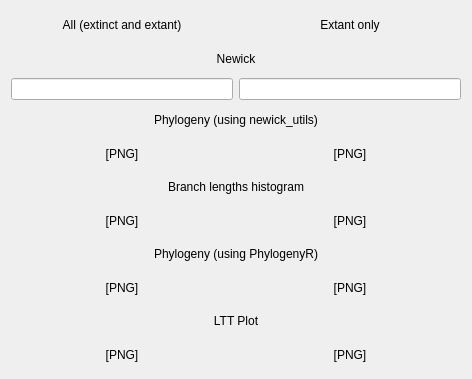
Old version of the form Classes/CppQtNewickDisplay/qtnewickdisplay.ui in the repository richelbilderbeek/ProjectRichelBilderbeek.
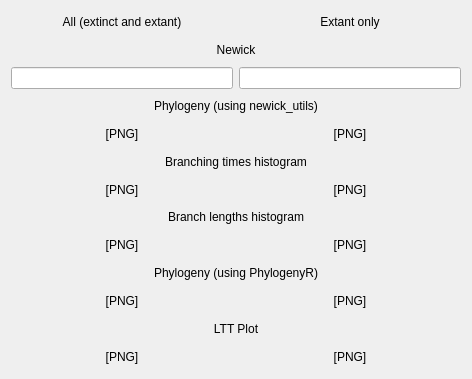
New version of the form.

```diff
--- a/Classes/CppQtNewickDisplay/qtnewickdisplay.ui
+++ b/Classes/CppQtNewickDisplay/qtnewickdisplay.ui
@@ -14,63 +14,6 @@
    <string>Form</string>
   </property>
   <layout class="QGridLayout" name="gridLayout">
-   <item row="4" column="0">
-    <widget class="QLabel" name="image_phylogeny_newickutils_all">
-     <property name="text">
-      <string>[PNG]</string>
-     </property>
-     <property name="alignment">
-      <set>Qt::AlignCenter</set>
-     </property>
-    </widget>
-   </item>
-   <item row="12" column="0">
-    <widget class="QLabel" name="image_lttPlot_all">
-     <property name="text">
-      <string>[PNG]</string>
-     </property>
-     <property name="alignment">
-      <set>Qt::AlignCenter</set>
-     </property>
-    </widget>
-   </item>
-   <item row="12" column="1">
-    <widget class="QLabel" name="image_lttPlot_extant">
-     <property name="text">
-      <string>[PNG]</string>
-     </property>
-     <property name="alignment">
-      <set>Qt::AlignCenter</set>
-     </property>
-    </widget>
-   </item>
-   <item row="11" column="0" colspan="2">
-    <widget class="QLabel" name="label_lttPlot">
-     <property name="text">
-      <string>LTT Plot</string>
-     </property>
-     <property name="alignment">
-      <set>Qt::AlignCenter</set>
-     </property>
-    </widget>
-   </item>
-   <item row="1" column="0" colspan="2">
-    <widget class="QLabel" name="label_newick">
-     <property name="text">
-      <string>Newick</string>
-     </property>
-     <property name="alignment">
-      <set>Qt::AlignCenter</set>
-     </property>
-    </widget>
-   </item>
-   <item row="2" column="1">
-    <widget class="QLineEdit" name="line_newick_extant">
-     <property name="readOnly">
-      <bool>true</bool>
-     </property>
-    </widget>
-   </item>
    <item row="0" column="1">
     <widget class="QLabel" name="label_extant">
      <property name="text">
@@ -81,7 +24,27 @@
      </property>
     </widget>
    </item>
-   <item row="7" column="0" colspan="2">
+   <item row="1" column="0" colspan="2">
+    <widget class="QLabel" name="label_newick">
+     <property name="text">
+      <string>Newick</string>
+     </property>
+     <property name="alignment">
+      <set>Qt::AlignCenter</set>
+     </property>
+    </widget>
+   </item>
+   <item row="5" column="0" colspan="2">
+    <widget class="QLabel" name="label_branching_times">
+     <property name="text">
+      <string>Branching times histogram</string>
+     </property>
+     <property name="alignment">
+      <set>Qt::AlignCenter</set>
+     </property>
+    </widget>
+   </item>
+   <item row="9" column="0" colspan="2">
     <widget class="QLabel" name="label_full_pedigree_as_png">
      <property name="text">
       <string>Phylogeny (using PhylogenyR)</string>
@@ -91,15 +54,8 @@
      </property>
     </widget>
    </item>
-   <item row="2" column="0">
-    <widget class="QLineEdit" name="line_newick">
-     <property name="readOnly">
-      <bool>true</bool>
-     </property>
-    </widget>
-   </item>
-   <item row="4" column="1">
-    <widget class="QLabel" name="image_phylogeny_newickutils_extant">
+   <item row="6" column="1">
+    <widget class="QLabel" name="image_branching_times_extant">
      <property name="text">
       <string>[PNG]</string>
      </property>
@@ -118,6 +74,100 @@
      </property>
     </widget>
    </item>
+   <item row="4" column="1">
+    <widget class="QLabel" name="image_phylogeny_newickutils_extant">
+     <property name="text">
+      <string>[PNG]</string>
+     </property>
+     <property name="alignment">
+      <set>Qt::AlignCenter</set>
+     </property>
+    </widget>
+   </item>
+   <item row="2" column="1">
+    <widget class="QLineEdit" name="line_newick_extant">
+     <property name="readOnly">
+      <bool>true</bool>
+     </property>
+    </widget>
+   </item>
+   <item row="13" column="0" colspan="2">
+    <widget class="QLabel" name="label_lttPlot">
+     <property name="text">
+      <string>LTT Plot</string>
+     </property>
+     <property name="alignment">
+      <set>Qt::AlignCenter</set>
+     </property>
+    </widget>
+   </item>
+   <item row="2" column="0">
+    <widget class="QLineEdit" name="line_newick">
+     <property name="readOnly">
+      <bool>true</bool>
+     </property>
+    </widget>
+   </item>
+   <item row="7" column="0" colspan="2">
+    <widget class="QLabel" name="label_branch_lengths">
+     <property name="text">
+      <string>Branch lengths histogram</string>
+     </property>
+     <property name="alignment">
+      <set>Qt::AlignCenter</set>
+     </property>
+    </widget>
+   </item>
+   <item row="6" column="0">
+    <widget class="QLabel" name="image_branching_times_all">
+     <property name="text">
+      <string>[PNG]</string>
+     </property>
+     <property name="alignment">
+      <set>Qt::AlignCenter</set>
+     </property>
+    </widget>
+   </item>
+   <item row="10" column="1">
+    <widget class="QLabel" name="image_phylogeny_phylogenyr_extant">
+     <property name="text">
+      <string>[PNG]</string>
+     </property>
+     <property name="alignment">
+      <set>Qt::AlignCenter</set>
+     </property>
+    </widget>
+   </item>
+   <item row="4" column="0">
+    <widget class="QLabel" name="image_phylogeny_newickutils_all">
+     <property name="text">
+      <string>[PNG]</string>
+     </property>
+     <property name="alignment">
+      <set>Qt::AlignCenter</set>
+     </property>
+    </widget>
+   </item>
+   <item row="10" column="0">
+    <widget class="QLabel" name="image_phylogeny_phylogenyr_all">
+     <property name="text">
+      <string>[PNG]</string>
+     </property>
+     <property name="alignment">
+      <set>Qt::AlignCenter</set>
+     </property>
+    </widget>
+   </item>
+   <item row="14" column="1">
+    <widget class="QLabel" name="image_lttPlot_extant">
+     <property name="text">
+      <string>[PNG]</string>
+     </property>
+     <property name="alignment">
+      <set>Qt::AlignCenter</set>
+     </property>
+    </widget>
+   </item>
    <item row="0" column="0">
     <widget class="QLabel" name="label_all">
      <property name="text">
@@ -128,27 +178,17 @@
      </property>
     </widget>
    </item>
+   <item row="14" column="0">
+    <widget class="QLabel" name="image_lttPlot_all">
+     <property name="text">
+      <string>[PNG]</string>
+     </property>
+     <property name="alignment">
+      <set>Qt::AlignCenter</set>
+     </property>
+    </widget>
+   </item>
    <item row="8" column="0">
-    <widget class="QLabel" name="image_phylogeny_phylogenyr_all">
-     <property name="text">
-      <string>[PNG]</string>
-     </property>
-     <property name="alignment">
-      <set>Qt::AlignCenter</set>
-     </property>
-    </widget>
-   </item>
-   <item row="8" column="1">
-    <widget class="QLabel" name="image_phylogeny_phylogenyr_extant">
-     <property name="text">
-      <string>[PNG]</string>
-     </property>
-     <property name="alignment">
-      <set>Qt::AlignCenter</set>
-     </property>
-    </widget>
-   </item>
-   <item row="6" column="0">
     <widget class="QLabel" name="image_branch_lengths_all">
      <property name="text">
       <string>[PNG]</string>
@@ -158,7 +198,7 @@
      </property>
     </widget>
    </item>
-   <item row="6" column="1">
+   <item row="8" column="1">
     <widget class="QLabel" name="image_branch_lengths_extant">
      <property name="text">
       <string>[PNG]</string>
@@ -168,16 +208,6 @@
      </property>
     </widget>
    </item>
-   <item row="5" column="0" colspan="2">
-    <widget class="QLabel" name="label_branch_lengths">
-     <property name="text">
-      <string>Branch lengths histogram</string>
-     </property>
-     <property name="alignment">
-      <set>Qt::AlignCenter</set>
-     </property>
-    </widget>
-   </item>
   </layout>
  </widget>
  <resources/>
```
